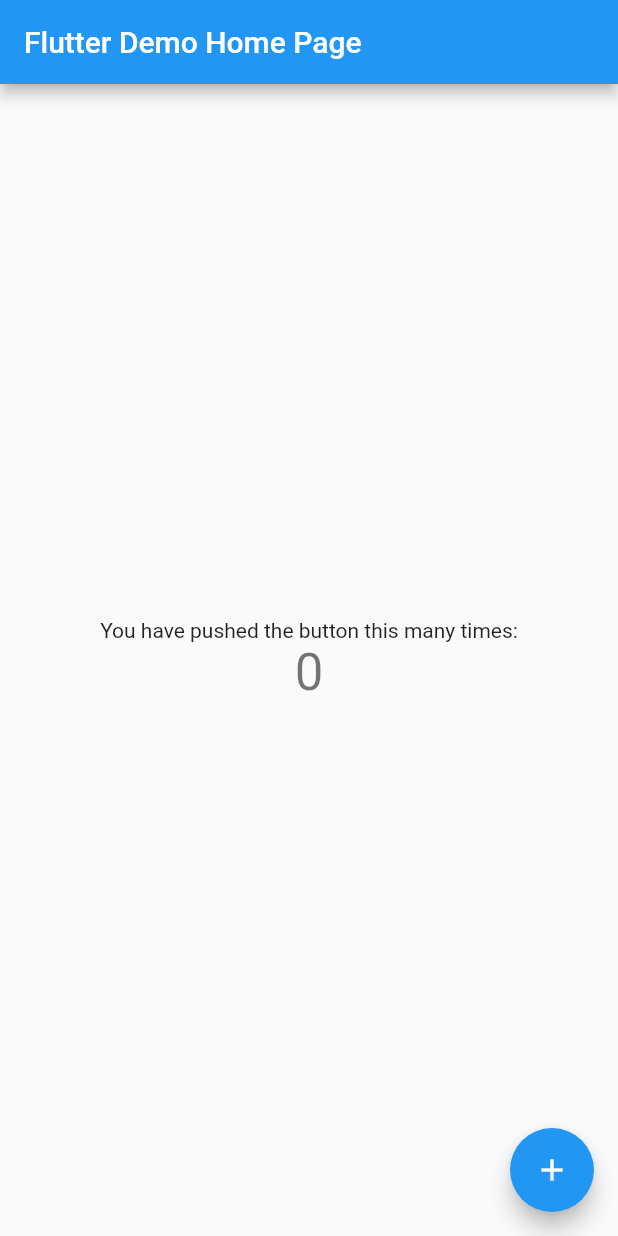
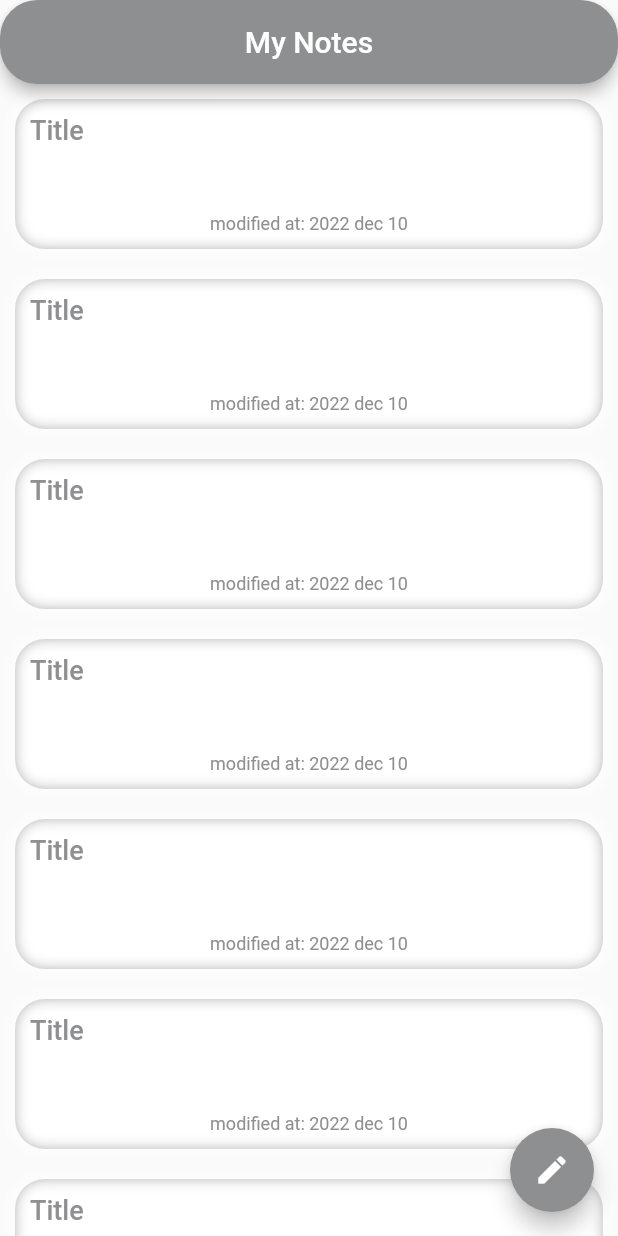
Before and after one commit to Reza-Babakhani/note_app, a Flutter app: the screen it shows after launch, on a phone screen of 412 x 824 dp. Run offline on Flutter 3.47's test engine with Material 2 defaults, Android fonts, the phone set to English and light mode, and no system bars.

Commit message:
add some codes

```diff
--- /dev/null
+++ b/note_app/lib/assets/colors/my_palette.dart
@@ -0,0 +1,19 @@
+import 'package:flutter/material.dart';
+
+class MyPalette {
+  static const MaterialColor firstPalette = MaterialColor(
+    0xff8e8f91, // 0% comes in here, this will be color picked if no shade is selected when defining a Color property which doesn’t require a swatch.
+    <int, Color>{
+      50: Color(0xffF1F2F2), //10%
+      100: Color(0xffDDDDDE), //20%
+      200: Color(0xffC7C7C8), //30%
+      300: Color(0xffB0B1B2), //40%
+      400: Color(0xff9FA0A2), //50%
+      500: Color(0xff8E8F91), //60%
+      600: Color(0xff868789), //70%
+      700: Color(0xff7B7C7E), //80%
+      800: Color(0xff717274), //90%
+      900: Color(0xff5F6062), //100%
+    },
+  );
+}
--- a/note_app/lib/main.dart
+++ b/note_app/lib/main.dart
@@ -1,4 +1,6 @@
 import 'package:flutter/material.dart';
+import 'assets/colors/my_palette.dart';
+import 'screens/note.dart';
 
 void main() {
   runApp(const MyApp());
@@ -7,109 +9,171 @@
 class MyApp extends StatelessWidget {
   const MyApp({super.key});
 
-  // This widget is the root of your application.
   @override
   Widget build(BuildContext context) {
     return MaterialApp(
-      title: 'Flutter Demo',
+      title: 'My Notes',
+      debugShowCheckedModeBanner: false,
       theme: ThemeData(
-        // This is the theme of your application.
-        //
-        // Try running your application with "flutter run". You'll see the
-        // application has a blue toolbar. Then, without quitting the app, try
-        // changing the primarySwatch below to Colors.green and then invoke
-        // "hot reload" (press "r" in the console where you ran "flutter run",
-        // or simply save your changes to "hot reload" in a Flutter IDE).
-        // Notice that the counter didn't reset back to zero; the application
-        // is not restarted.
-        primarySwatch: Colors.blue,
+        primarySwatch: MyPalette.firstPalette,
       ),
-      home: const MyHomePage(title: 'Flutter Demo Home Page'),
+      home: const MyHomePage(),
+      routes: {NoteScreen.routeName: (ctx) => const NoteScreen()},
     );
   }
 }
 
 class MyHomePage extends StatefulWidget {
-  const MyHomePage({super.key, required this.title});
-
-  // This widget is the home page of your application. It is stateful, meaning
-  // that it has a State object (defined below) that contains fields that affect
-  // how it looks.
-
-  // This class is the configuration for the state. It holds the values (in this
-  // case the title) provided by the parent (in this case the App widget) and
-  // used by the build method of the State. Fields in a Widget subclass are
-  // always marked "final".
-
-  final String title;
+  const MyHomePage({super.key});
 
   @override
   State<MyHomePage> createState() => _MyHomePageState();
 }
 
 class _MyHomePageState extends State<MyHomePage> {
-  int _counter = 0;
+  final List<int> _selectedItems = [];
+  bool _isSelectMode = false;
+  void _toggleSelectItem(index) {
+    if (_selectedItems.contains(index)) {
+      _selectedItems.remove(index);
+    } else {
+      _selectedItems.add(index);
+    }
+  }
 
-  void _incrementCounter() {
-    setState(() {
-      // This call to setState tells the Flutter framework that something has
-      // changed in this State, which causes it to rerun the build method below
-      // so that the display can reflect the updated values. If we changed
-      // _counter without calling setState(), then the build method would not be
-      // called again, and so nothing would appear to happen.
-      _counter++;
-    });
+  bool _isSelected(index) {
+    if (_selectedItems.contains(index)) {
+      return true;
+    } else {
+      return false;
+    }
+  }
+
+  void _deleteSelectedItems() {
+    //TODO delete selected items
+
+    _deselectAll();
+  }
+
+  void _deselectAll() {
+    _selectedItems.clear();
+    _isSelectMode = false;
   }
 
   @override
   Widget build(BuildContext context) {
-    // This method is rerun every time setState is called, for instance as done
-    // by the _incrementCounter method above.
-    //
-    // The Flutter framework has been optimized to make rerunning build methods
-    // fast, so that you can just rebuild anything that needs updating rather
-    // than having to individually change instances of widgets.
     return Scaffold(
       appBar: AppBar(
-        // Here we take the value from the MyHomePage object that was created by
-        // the App.build method, and use it to set our appbar title.
-        title: Text(widget.title),
+        title: const Text("My Notes"),
+        centerTitle: true,
+        shape: RoundedRectangleBorder(borderRadius: BorderRadius.circular(25)),
+        actions: [
+          _isSelectMode
+              ? IconButton(
+                  onPressed: () {
+                    setState(() {
+                      _deleteSelectedItems();
+                    });
+                  },
+                  icon: const Icon(Icons.delete))
+              : Container()
+        ],
+        leading: _isSelectMode
+            ? IconButton(
+                onPressed: () {
+                  setState(() {
+                    _deselectAll();
+                  });
+                },
+                icon: const Icon(Icons.close))
+            : Container(),
       ),
-      body: Center(
-        // Center is a layout widget. It takes a single child and positions it
-        // in the middle of the parent.
+      extendBodyBehindAppBar: true,
+      floatingActionButton: FloatingActionButton(
+          child: const Icon(Icons.edit),
+          onPressed: (() {
+            Navigator.of(context).pushNamed(NoteScreen.routeName);
+          })),
+      body: Container(
+        child: ListView.builder(
+            itemCount: 100,
+            itemBuilder: (ctx, i) {
+              return InkWell(
+                  onLongPress: () {
+                    setState(() {
+                      _toggleSelectItem(i);
+
+                      if (_selectedItems.isEmpty) {
+                        _isSelectMode = false;
+                      } else {
+                        _isSelectMode = true;
+                      }
+                    });
+                  },
+                  onTap: () {
+                    setState(() {
+                      if (_isSelectMode) {
+                        _toggleSelectItem(i);
+                        if (_selectedItems.isEmpty) {
+                          _isSelectMode = false;
+                        } else {
+                          _isSelectMode = true;
+                        }
+                      }
+                    });
+                  },
+                  child: NoteListItem(i, _isSelected(i)));
+            }),
+      ),
+    );
+  }
+}
+
+class NoteListItem extends StatelessWidget {
+  final int _i;
+  final bool _isSelected;
+  const NoteListItem(this._i, this._isSelected, {super.key});
+
+  @override
+  Widget build(BuildContext context) {
+    return Padding(
+      padding: const EdgeInsets.all(10),
+      child: Container(
+        decoration: BoxDecoration(boxShadow: [
+          BoxShadow(
+            color: _isSelected ? Colors.red : Colors.grey,
+            spreadRadius: _isSelected ? 3 : 0,
+          ),
+          const BoxShadow(
+            color: Colors.white,
+            spreadRadius: 1.0,
+            blurRadius: 8.0,
+          ),
+        ], borderRadius: const BorderRadius.all(Radius.circular(20))),
+        padding: const EdgeInsets.all(10),
+        height: 100,
         child: Column(
-          // Column is also a layout widget. It takes a list of children and
-          // arranges them vertically. By default, it sizes itself to fit its
-          // children horizontally, and tries to be as tall as its parent.
-          //
-          // Invoke "debug painting" (press "p" in the console, choose the
-          // "Toggle Debug Paint" action from the Flutter Inspector in Android
-          // Studio, or the "Toggle Debug Paint" command in Visual Studio Code)
-          // to see the wireframe for each widget.
-          //
-          // Column has various properties to control how it sizes itself and
-          // how it positions its children. Here we use mainAxisAlignment to
-          // center the children vertically; the main axis here is the vertical
-          // axis because Columns are vertical (the cross axis would be
-          // horizontal).
-          mainAxisAlignment: MainAxisAlignment.center,
-          children: <Widget>[
-            const Text(
-              'You have pushed the button this many times:',
+          crossAxisAlignment: CrossAxisAlignment.stretch,
+          mainAxisAlignment: MainAxisAlignment.spaceBetween,
+          children: [
+            Text(
+              _isSelected ? "✓ Title" : "Title",
+              style: TextStyle(
+                  color: Theme.of(context).colorScheme.primary,
+                  fontSize: 18,
+                  fontWeight: FontWeight.w500),
             ),
             Text(
-              '$_counter',
-              style: Theme.of(context).textTheme.headline4,
+              "modified at: 2022 dec 10",
+              style: TextStyle(
+                color: Theme.of(context).colorScheme.primary,
+                fontSize: 12,
+              ),
+              textAlign: TextAlign.center,
             ),
           ],
         ),
       ),
-      floatingActionButton: FloatingActionButton(
-        onPressed: _incrementCounter,
-        tooltip: 'Increment',
-        child: const Icon(Icons.add),
-      ), // This trailing comma makes auto-formatting nicer for build methods.
     );
   }
 }
--- a/note_app/pubspec.yaml
+++ b/note_app/pubspec.yaml
@@ -47,7 +47,8 @@
   # package. See that file for information about deactivating specific lint
   # rules and activating additional ones.
   flutter_lints: ^2.0.0
-
+  flutter_quill: ^6.1.6
+  sqflite: ^2.2.1
 # For information on the generic Dart part of this file, see the
 # following page: https://dart.dev/tools/pub/pubspec
 
```
Also changed, not shown: note_app/lib/screens/note.dart (added, +21 -0 lines), note_app/pubspec.lock, 5 other files.
